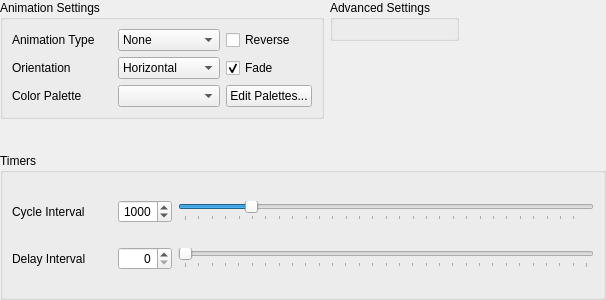
Qt form src/widget/animationcontrolwidget.ui (8bitbuddhist/PixelMaestro-Studio) before a commit.
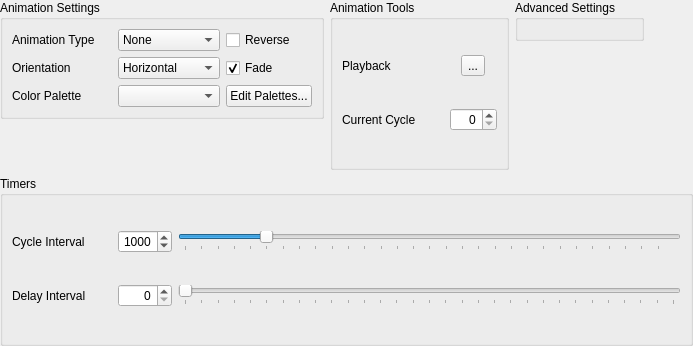
The same form after that commit. Icons and pictures are not drawn.

The edit to the form file:
```diff
--- a/src/widget/animationcontrolwidget.ui
+++ b/src/widget/animationcontrolwidget.ui
@@ -6,8 +6,8 @@
    <rect>
     <x>0</x>
     <y>0</y>
-    <width>606</width>
-    <height>300</height>
+    <width>693</width>
+    <height>346</height>
    </rect>
   </property>
   <property name="sizePolicy">
@@ -219,19 +219,7 @@
      </layout>
     </widget>
    </item>
-   <item row="0" column="1" alignment="Qt::AlignLeft|Qt::AlignTop">
-    <widget class="QGroupBox" name="advancedSettingsGroupBox">
-     <property name="title">
-      <string>Advanced Settings</string>
-     </property>
-     <layout class="QGridLayout" name="advancedSettingsLayout">
-      <property name="sizeConstraint">
-       <enum>QLayout::SetDefaultConstraint</enum>
-      </property>
-     </layout>
-    </widget>
-   </item>
-   <item row="1" column="0" colspan="2">
+   <item row="1" column="0" colspan="3">
     <widget class="QGroupBox" name="timersGroupBox">
      <property name="title">
       <string>Timers</string>
@@ -351,6 +339,82 @@
      </layout>
     </widget>
    </item>
+   <item row="0" column="2" alignment="Qt::AlignLeft|Qt::AlignTop">
+    <widget class="QGroupBox" name="advancedSettingsGroupBox">
+     <property name="title">
+      <string>Advanced Settings</string>
+     </property>
+     <layout class="QGridLayout" name="advancedSettingsLayout">
+      <property name="sizeConstraint">
+       <enum>QLayout::SetDefaultConstraint</enum>
+      </property>
+     </layout>
+    </widget>
+   </item>
+   <item row="0" column="1">
+    <widget class="QGroupBox" name="controlGroupBox">
+     <property name="title">
+      <string>Animation Tools</string>
+     </property>
+     <layout class="QGridLayout" name="gridLayout">
+      <item row="2" column="0">
+       <widget class="QLabel" name="currentCycleLabel">
+        <property name="text">
+         <string>Current Cycle</string>
+        </property>
+       </widget>
+      </item>
+      <item row="2" column="1">
+       <widget class="QSpinBox" name="currentCycleSpinBox">
+        <property name="toolTip">
+         <string>Currently displayed cycle</string>
+        </property>
+        <property name="alignment">
+         <set>Qt::AlignRight|Qt::AlignTrailing|Qt::AlignVCenter</set>
+        </property>
+        <property name="minimum">
+         <number>0</number>
+        </property>
+        <property name="maximum">
+         <number>255</number>
+        </property>
+        <property name="value">
+         <number>0</number>
+        </property>
+       </widget>
+      </item>
+      <item row="0" column="0">
+       <widget class="QLabel" name="label">
+        <property name="text">
+         <string>Playback</string>
+        </property>
+       </widget>
+      </item>
+      <item row="0" column="1">
+       <layout class="QHBoxLayout" name="playbackLayout">
+        <item>
+         <widget class="QToolButton" name="playbackStartStopToolButton">
+          <property name="toolTip">
+           <string>Play or pause the animation</string>
+          </property>
+          <property name="text">
+           <string>...</string>
+          </property>
+          <property name="icon">
+           <iconset resource="../resources/images/images.qrc">
+            <normaloff>:/icon_pause.png</normaloff>
+            <normalon>:/icon_play.png</normalon>:/icon_pause.png</iconset>
+          </property>
+          <property name="checkable">
+           <bool>true</bool>
+          </property>
+         </widget>
+        </item>
+       </layout>
+      </item>
+     </layout>
+    </widget>
+   </item>
   </layout>
  </widget>
  <tabstops>
```
Left out of the diff: 30 changed lines with no effect on the pictures.
